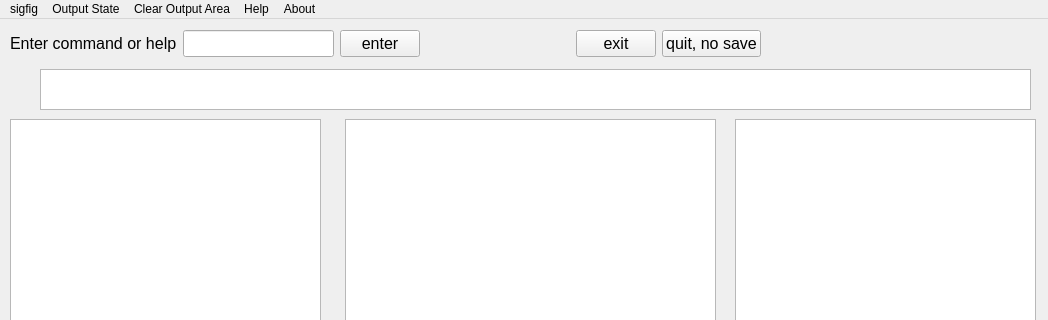
This is mainwindow.ui in drrob1/qtrpn2 as Qt 5 draws it before an edit; both pictures show x 0 to 1048 and y 0 to 320 of the 1048 by 677 pixel window. The edited form follows.
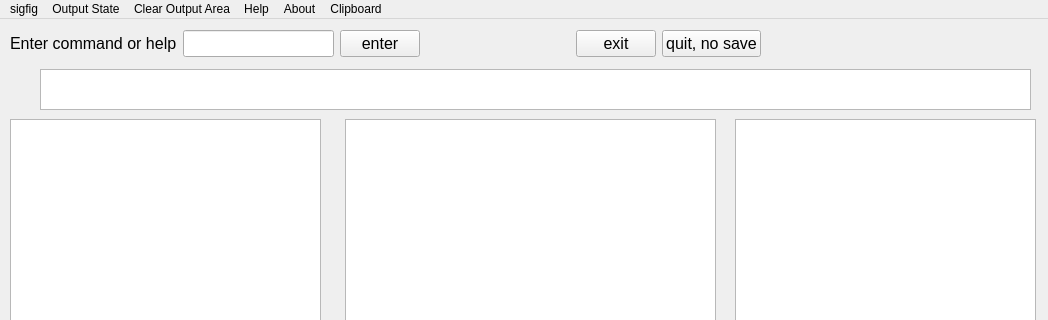
This is the edited form.

Commit message: 03/27/2020 06:56:17 PM .gitignore mainwindow.cpp -- toclip works on linux. mainwindow.h mainwindow.ui qtrpn2.pro qtrpn2.pro.user

The edit to the form file:
```diff
--- a/mainwindow.ui
+++ b/mainwindow.ui
@@ -206,11 +206,18 @@
     </property>
     <addaction name="actionAbout"/>
    </widget>
+   <widget class="QMenu" name="menuClipboard">
+    <property name="title">
+     <string>Clipboard</string>
+    </property>
+    <addaction name="actionToClip"/>
+   </widget>
    <addaction name="menusigfig"/>
    <addaction name="menuOutput_State"/>
    <addaction name="menuClear_Output_Area"/>
    <addaction name="menuHelp"/>
    <addaction name="menuABout"/>
+   <addaction name="menuClipboard"/>
   </widget>
   <widget class="QStatusBar" name="statusbar"/>
   <action name="action_1">
```
Left out of the diff: 5 changed lines with no effect on the pictures. The commit also changes 5 other files.
